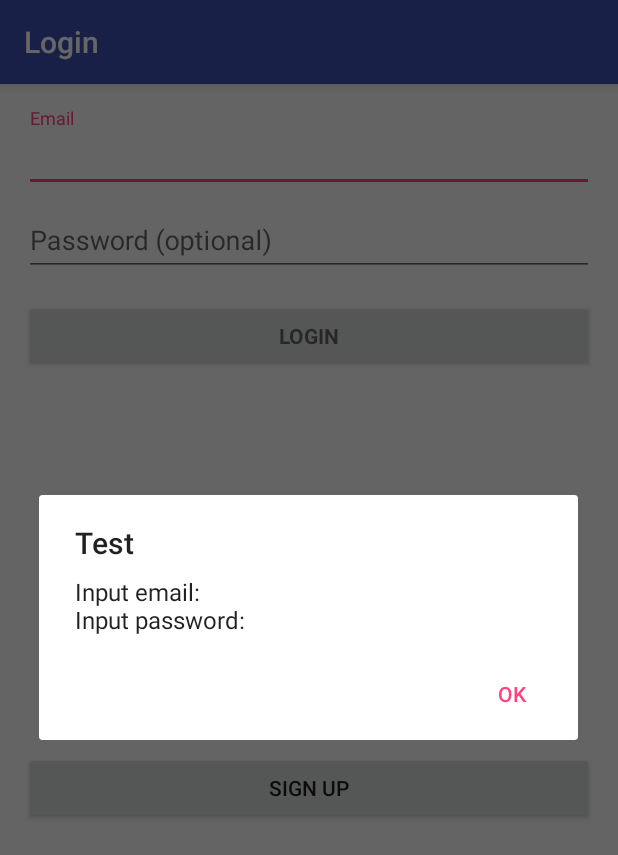
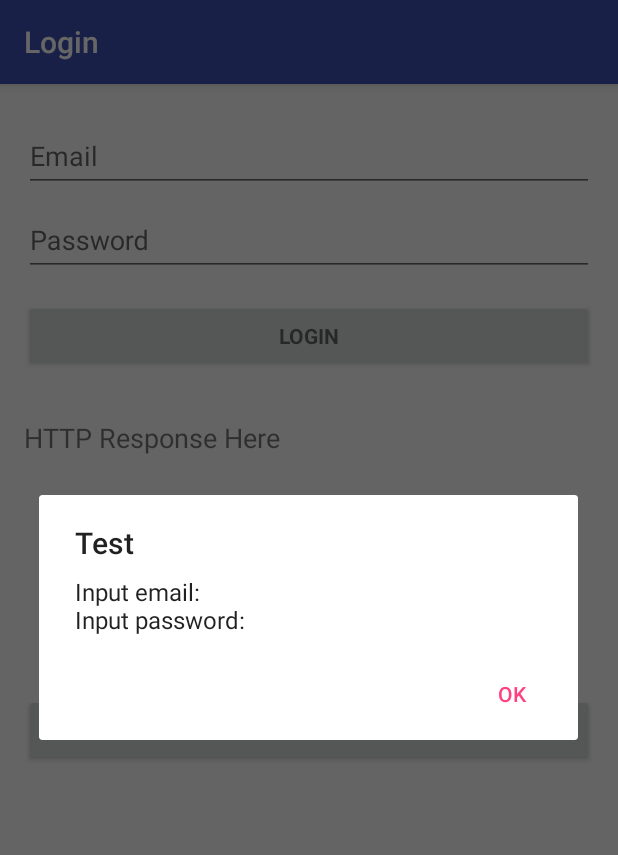
Before and after one commit to MaxLi1994/tio-android, an Android app: the LoginActivity screen opened directly, with no data from a screen before it, after a tap on "LOGIN", on a phone screen of 412 x 824 dp. Shown: the top 855 px of the screen. Run offline under Robolectric (Android 15) with nearby library versions, the phone set to English and light mode, and no system bars; our stand-ins replace Volley; network calls fail.

Commit message:
shusuke UI plus HTTP

```diff
--- a/app/build.gradle
+++ b/app/build.gradle
@@ -26,4 +26,5 @@ dependencies {
     testImplementation 'junit:junit:4.12'
     androidTestImplementation 'com.android.support.test:runner:1.0.1'
     androidTestImplementation 'com.android.support.test.espresso:espresso-core:3.0.1'
+    implementation 'com.mcxiaoke.volley:library:1.0.19'
 }
--- a/app/src/main/java/com/myapplication/LoginActivity.java
+++ b/app/src/main/java/com/myapplication/LoginActivity.java
@@ -3,6 +3,7 @@ package com.myapplication;
 import android.animation.Animator;
 import android.animation.AnimatorListenerAdapter;
 import android.annotation.TargetApi;
+import android.app.Activity;
 import android.app.AlertDialog;
 import android.app.LoaderManager.LoaderCallbacks;
 import android.content.CursorLoader;
@@ -23,6 +24,19 @@ import android.widget.AutoCompleteTextView;
 import android.widget.Button;
 import android.widget.EditText;
 import android.widget.TextView;
+import android.widget.Toast;
+
+import com.android.volley.Request;
+import com.android.volley.RequestQueue;
+import com.android.volley.Response;
+import com.android.volley.VolleyError;
+import com.android.volley.toolbox.JsonObjectRequest;
+import com.android.volley.toolbox.StringRequest;
+import com.android.volley.toolbox.Volley;
+
+import org.json.JSONException;
+import org.json.JSONObject;
+
 import java.util.ArrayList;
 import java.util.List;
 
@@ -30,6 +44,9 @@ import java.util.List;
  * A login screen that offers login via email/password.
  */
 public class LoginActivity extends AppCompatActivity implements LoaderCallbacks<Cursor> {
+
+    private TextView textView;
+
     /**
      * Id to identity READ_CONTACTS permission request.
      */
@@ -136,12 +153,61 @@ public class LoginActivity extends AppCompatActivity implements LoaderCallbacks<
      * errors are presented and no actual login attempt is made.
      */
     private void attemptLogin() {
+        //デバッグ用
+
         AlertDialog.Builder dl = new AlertDialog.Builder( this );
         dl.setTitle("Test");
         dl.setMessage("Input email: " + mEmailView.getText().toString()
                 + "\nInput password: " + mPasswordView.getText().toString());
         dl.setPositiveButton("OK", null); //ボタン
         dl.show();
+
+
+        //ログインボタン押下後に扱うテキストを指定
+        setContentView(R.layout.activity_login);
+        textView = findViewById(R.id.textView3);
+
+        //HTTPリクエストを行う Queue を生成する
+        RequestQueue mQueue = Volley.newRequestQueue(this);
+
+        //指定したURLから文字列を取得する
+/*        String url = "http://128.237.114.243:3000";
+        mQueue.add(new StringRequest(Request.Method.GET, url, new Response.Listener<String>() {
+            @Override
+            public void onResponse(String response) {
+                textView.setText(response);
+            }
+        }, null));
+*/
+        //JSON
+//        String urljson = "http://128.237.114.243:3000/test?aaa=123";
+        String urljson = "http://128.237.114.243:3000/test?" +
+                "email=" + mEmailView.getText().toString() +
+                "&password=" + mPasswordView.getText().toString();
+        JsonObjectRequest jsonObjectRequest = new JsonObjectRequest
+                (Request.Method.GET, urljson,
+                    new Response.Listener<JSONObject>() {
+                        @Override
+                        public void onResponse(JSONObject response) {
+                            try {
+                                JSONObject json = new JSONObject(response.toString());
+                                textView.setText("Response: " + response.toString()
+                                        + "\nEmail: " + json.getString("email")
+                                        + "\npassword: " + json.getString("password"));
+                            } catch (JSONException e) {
+                                e.printStackTrace();
+                            }
+                        }
+                    },
+                    new Response.ErrorListener() {
+                        @Override
+                        public void onErrorResponse(VolleyError error) {
+                            // TODO: Handle error here
+
+                        }
+                    }
+                );
+        mQueue.add(jsonObjectRequest);
 
         /*
         if (mAuthTask != null) {
--- a/app/src/main/res/layout/activity_login.xml
+++ b/app/src/main/res/layout/activity_login.xml
@@ -23,7 +23,7 @@
     <ScrollView
         android:id="@+id/login_form"
         android:layout_width="match_parent"
-        android:layout_height="429dp">
+        android:layout_height="207dp">
 
         <LinearLayout
             android:id="@+id/email_login_form"
@@ -54,7 +54,7 @@
                     android:id="@+id/password"
                     android:layout_width="match_parent"
                     android:layout_height="wrap_content"
-                    android:hint="@string/prompt_password"
+                    android:hint="Password"
                     android:imeActionId="6"
                     android:imeActionLabel="@string/action_sign_in_short"
                     android:imeOptions="actionUnspecified"
@@ -76,9 +76,17 @@
         </LinearLayout>
     </ScrollView>
 
+    <TextView
+        android:id="@+id/textView3"
+        android:layout_width="match_parent"
+        android:layout_height="183dp"
+        android:text="HTTP Response Here"
+        android:textSize="18sp" />
+
     <Button
         android:id="@+id/button2"
         android:layout_width="match_parent"
         android:layout_height="wrap_content"
         android:text="Sign Up" />
+
 </LinearLayout>
--- /dev/null
+++ b/settings.gradle
@@ -0,0 +1 @@
+include ':app'
```
Also changed, not shown: app/src/main/java/HttpResponseAsync.java (deleted, +0 -57 lines), build.gradle (added, +27 -0 lines), gradle.properties (added, +13 -0 lines), 1 other file.
